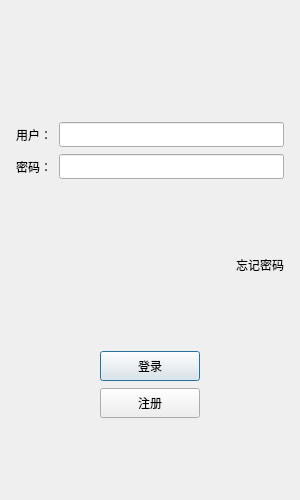
Before: the Qt Designer form client/login.ui in Glaceon127/mychat_project, drawn with Qt 5.
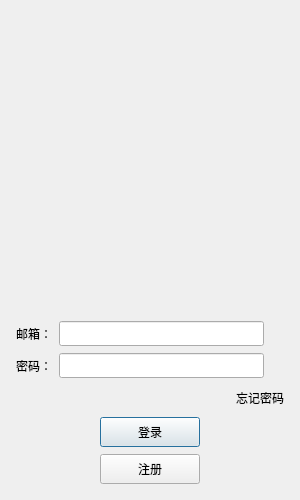
After: the same form once the commit is applied. Icons and pictures are not drawn. Custom widgets are drawn as their Qt base class.

The edit to the form file:
```diff
--- a/client/login.ui
+++ b/client/login.ui
@@ -44,10 +44,34 @@
       <number>5</number>
      </property>
      <item>
-      <widget class="QWidget" name="widget" native="true">
+      <widget class="QWidget" name="head_widget" native="true">
+       <property name="minimumSize">
+        <size>
+         <width>0</width>
+         <height>260</height>
+        </size>
+       </property>
+       <property name="maximumSize">
+        <size>
+         <width>16777215</width>
+         <height>260</height>
+        </size>
+       </property>
        <layout class="QGridLayout" name="gridLayout">
         <item row="0" column="0">
-         <widget class="QLabel" name="label">
+         <widget class="QLabel" name="head_label">
+          <property name="sizePolicy">
+           <sizepolicy hsizetype="Preferred" vsizetype="Preferred">
+            <horstretch>0</horstretch>
+            <verstretch>0</verstretch>
+           </sizepolicy>
+          </property>
+          <property name="minimumSize">
+           <size>
+            <width>200</width>
+            <height>200</height>
+           </size>
+          </property>
           <property name="text">
            <string/>
           </property>
@@ -95,7 +119,7 @@
           </size>
          </property>
          <property name="text">
-          <string>用户：</string>
+          <string>邮箱：</string>
          </property>
         </widget>
        </item>
@@ -115,6 +139,22 @@
          </property>
         </widget>
        </item>
+       <item>
+        <spacer name="horizontalSpacer_6">
+         <property name="orientation">
+          <enum>Qt::Horizontal</enum>
+         </property>
+         <property name="sizeType">
+          <enum>QSizePolicy::Fixed</enum>
+         </property>
+         <property name="sizeHint" stdset="0">
+          <size>
+           <width>20</width>
+           <height>20</height>
+          </size>
+         </property>
+        </spacer>
+       </item>
       </layout>
      </item>
      <item>
@@ -154,21 +194,24 @@
          </property>
         </widget>
        </item>
+       <item>
+        <spacer name="horizontalSpacer_7">
+         <property name="orientation">
+          <enum>Qt::Horizontal</enum>
+         </property>
+         <property name="sizeType">
+          <enum>QSizePolicy::Fixed</enum>
+         </property>
+         <property name="sizeHint" stdset="0">
+          <size>
+           <width>20</width>
+           <height>20</height>
+          </size>
+         </property>
+        </spacer>
+       </item>
       </layout>
      </item>
-     <item>
-      <spacer name="verticalSpacer_2">
-       <property name="orientation">
-        <enum>Qt::Vertical</enum>
-       </property>
-       <property name="sizeHint" stdset="0">
-        <size>
-         <width>20</width>
-         <height>40</height>
-        </size>
-       </property>
-      </spacer>
-     </item>
      <item>
       <layout class="QHBoxLayout" name="horizontalLayout_2">
        <item>
@@ -185,7 +228,7 @@
         </spacer>
        </item>
        <item>
-        <widget class="QLabel" name="label_2">
+        <widget class="ClickedLabel" name="forget_label">
          <property name="minimumSize">
           <size>
            <width>0</width>
@@ -205,19 +248,6 @@
        </item>
       </layout>
      </item>
-     <item>
-      <spacer name="verticalSpacer_3">
-       <property name="orientation">
-        <enum>Qt::Vertical</enum>
-       </property>
-       <property name="sizeHint" stdset="0">
-        <size>
-         <width>20</width>
-         <height>40</height>
-        </size>
-       </property>
-      </spacer>
-     </item>
      <item>
       <layout class="QHBoxLayout" name="horizontalLayout_4">
        <item>
@@ -316,25 +346,17 @@
        </item>
       </layout>
      </item>
-     <item>
-      <spacer name="verticalSpacer_4">
-       <property name="orientation">
-        <enum>Qt::Vertical</enum>
-       </property>
-       <property name="sizeHint" stdset="0">
-        <size>
-         <width>20</width>
-         <height>40</height>
-        </size>
-       </property>
-      </spacer>
-     </item>
     </layout>
    </item>
   </layout>
  </widget>
- <resources>
-  <include location="rc.qrc"/>
- </resources>
+ <customwidgets>
+  <customwidget>
+   <class>ClickedLabel</class>
+   <extends>QLabel</extends>
+   <header>clickedlabel.h</header>
+  </customwidget>
+ </customwidgets>
+ <resources/>
  <connections/>
 </ui>
```
Left out of the diff: 7 changed lines with no effect on the pictures.
